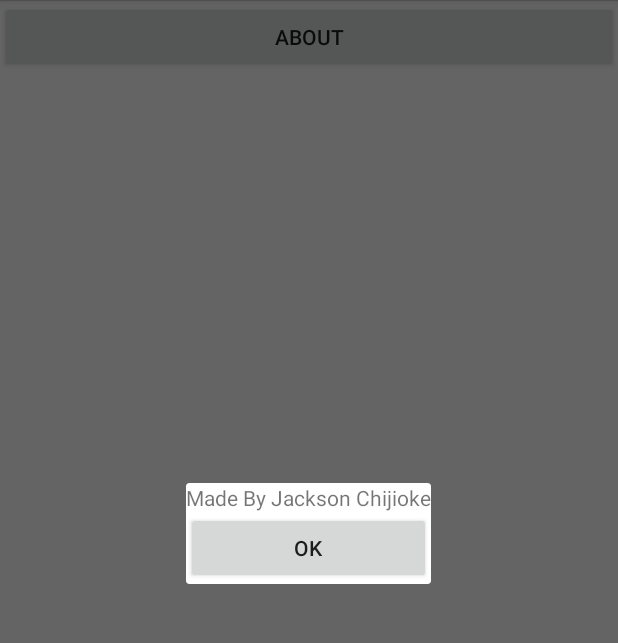
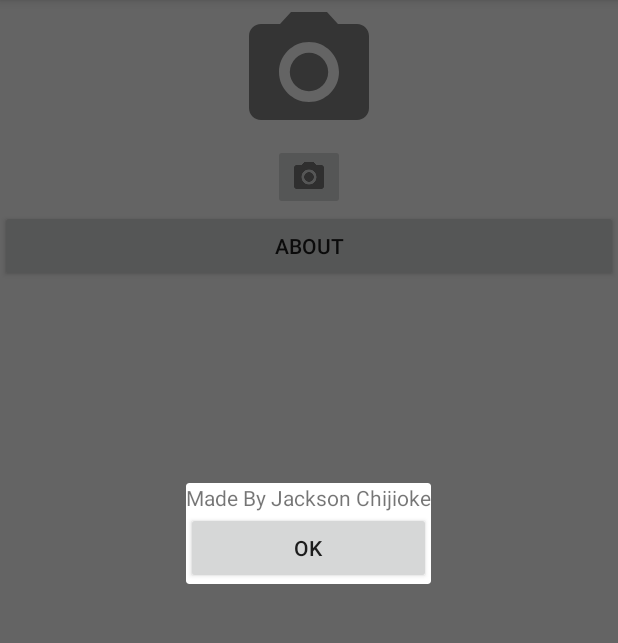
Before and after one commit to JacksonRye/ListNote, an Android app: the fragment SettingsFragment placed in its activity, after a tap on "ABOUT", on a phone screen of 412 x 824 dp, the part 84-727 px from its top. Run offline under Robolectric (Android 15) with nearby library versions, the phone set to English and light mode, and no system bars; our stand-ins replace CircleImageView, Room's generated code; 1 statement that could not run was skipped.

Commit message:
Added profile picture functionality

```diff
--- a/app/build.gradle
+++ b/app/build.gradle
@@ -49,4 +49,7 @@ dependencies {
     androidTestImplementation 'androidx.test.ext:junit:1.1.1'
     androidTestImplementation 'androidx.test.espresso:espresso-core:3.2.0'
     implementation 'androidx.recyclerview:recyclerview:1.1.0'
+    implementation 'de.hdodenhof:circleimageview:3.0.0'
+
+
 }
--- a/app/src/main/java/com/computerwizards/listnote/NoteRepository.kt
+++ b/app/src/main/java/com/computerwizards/listnote/NoteRepository.kt
@@ -4,7 +4,7 @@ import android.content.Context
 import androidx.lifecycle.LiveData
 import androidx.room.Room
 import com.computerwizards.listnote.database.NoteDatabase
-import java.lang.IllegalStateException
+import java.io.File
 import java.util.*
 import java.util.concurrent.Executors
 
@@ -20,10 +20,13 @@ class NoteRepository private constructor(context: Context) {
 
     private val noteDoa = database.noteDao()
     private val executor = Executors.newSingleThreadExecutor()
+    private val filesDir = context.applicationContext.filesDir
 
     fun getNotes(): LiveData<List<Note>> = noteDoa.getNotes()
 
     fun getNote(id: UUID): LiveData<Note?> = noteDoa.getNote(id)
+
+    fun getPhotoFile(): File = File(filesDir, "image")
 
     fun updateNote(note: Note) {
         executor.execute {
--- a/app/src/main/java/com/computerwizards/listnote/SettingsFragment.kt
+++ b/app/src/main/java/com/computerwizards/listnote/SettingsFragment.kt
@@ -1,21 +1,35 @@
 package com.computerwizards.listnote
 
+import android.app.Activity.RESULT_OK
+import android.content.Intent
+import android.content.pm.PackageManager
+import android.content.pm.ResolveInfo
+import android.net.Uri
 import android.os.Bundle
+import android.provider.MediaStore
 import android.view.LayoutInflater
 import android.view.View
 import android.view.ViewGroup
 import android.widget.Button
-import android.widget.ImageView
+import android.widget.ImageButton
+import androidx.core.content.FileProvider
 import androidx.fragment.app.Fragment
 import androidx.fragment.app.viewModels
+import de.hdodenhof.circleimageview.CircleImageView
+import java.io.File
+
 
 private const val REQUEST_ABOUT = 0
+private const val REQUEST_IMAGE_CAPTURE = 1
 private const val DIALOG_ABOUT = "dialog_about"
 
 class SettingsFragment : Fragment() {
 
-    private lateinit var profileImage: ImageView
+    private lateinit var profileImage: CircleImageView
     private lateinit var aboutButton: Button
+    private lateinit var cameraButton: ImageButton
+    private lateinit var photoFile: File
+    private lateinit var photoUri: Uri
     private val settingsViewModel: SettingsViewModel by viewModels<SettingsViewModel>()
 
     override fun onCreateView(
@@ -27,15 +41,88 @@ class SettingsFragment : Fragment() {
         val view = inflater.inflate(R.layout.fragment_settings, container, false)
 
         aboutButton = view.findViewById(R.id.about_button)
-
+        profileImage = view.findViewById(R.id.profile_image)
+        cameraButton = view.findViewById(R.id.camera_button)
 
 
         return view
 
     }
 
+    override fun onViewCreated(view: View, savedInstanceState: Bundle?) {
+        super.onViewCreated(view, savedInstanceState)
+
+        val noteRepository = NoteRepository.get()
+
+        photoFile = noteRepository.getPhotoFile()
+        photoUri = FileProvider.getUriForFile(
+            requireActivity(),
+            "com.computerwizards.listnote.fileprovider",
+            photoFile
+        )
+        updateUI()
+
+    }
+
+    private fun updateUI() {
+        updatePhotoView()
+    }
+
+    private fun updatePhotoView() {
+        if (photoFile.exists()) {
+            val bitmap = getScaledBitmap(photoFile.path, requireActivity())
+            profileImage.setImageBitmap(bitmap)
+        } else {
+            profileImage.setImageDrawable(null)
+        }
+    }
+
+
+    override fun onActivityResult(requestCode: Int, resultCode: Int, data: Intent?) {
+        if (requestCode == REQUEST_IMAGE_CAPTURE && resultCode == RESULT_OK) {
+//            val imageBitmap = data?.extras?.get("data") as Bitmap
+//            profileImage.setImageBitmap(imageBitmap)
+            updatePhotoView()
+        }
+    }
+
     override fun onStart() {
         super.onStart()
+
+        cameraButton.apply {
+            val packageManager: PackageManager = requireActivity().packageManager
+
+            val captureImage = Intent(MediaStore.ACTION_IMAGE_CAPTURE)
+            val resolvedActivity: ResolveInfo? =
+                packageManager.resolveActivity(
+                    captureImage,
+                    PackageManager.MATCH_DEFAULT_ONLY
+                )
+            if (resolvedActivity == null) {
+                isEnabled = false
+            }
+
+            setOnClickListener {
+                captureImage.putExtra(MediaStore.EXTRA_OUTPUT, photoUri)
+
+                val cameraActivities: List<ResolveInfo> =
+                    packageManager.queryIntentActivities(
+                        captureImage,
+                        PackageManager.MATCH_DEFAULT_ONLY
+                    )
+
+                for (cameraActivity in cameraActivities) {
+                    requireActivity().grantUriPermission(
+                        cameraActivity.activityInfo.packageName,
+                        photoUri,
+                        Intent.FLAG_GRANT_WRITE_URI_PERMISSION
+                    )
+
+                    startActivityForResult(captureImage, REQUEST_IMAGE_CAPTURE)
+                }
+            }
+
+        }
 
         aboutButton.setOnClickListener {
             AboutDialog.newInstance().apply {
--- /dev/null
+++ b/app/src/main/res/drawable-anydpi/ic_camera.xml
@@ -0,0 +1,14 @@
+<vector xmlns:android="http://schemas.android.com/apk/res/android"
+    android:width="24dp"
+    android:height="24dp"
+    android:alpha="0.6"
+    android:tint="#333333"
+    android:viewportWidth="24"
+    android:viewportHeight="24">
+    <path
+        android:fillColor="#FF000000"
+        android:pathData="M12,12m-3.2,0a3.2,3.2 0,1 1,6.4 0a3.2,3.2 0,1 1,-6.4 0" />
+    <path
+        android:fillColor="#FF000000"
+        android:pathData="M9,2L7.17,4L4,4c-1.1,0 -2,0.9 -2,2v12c0,1.1 0.9,2 2,2h16c1.1,0 2,-0.9 2,-2L22,6c0,-1.1 -0.9,-2 -2,-2h-3.17L15,2L9,2zM12,17c-2.76,0 -5,-2.24 -5,-5s2.24,-5 5,-5 5,2.24 5,5 -2.24,5 -5,5z" />
+</vector>
--- a/app/src/main/res/layout/fragment_settings.xml
+++ b/app/src/main/res/layout/fragment_settings.xml
@@ -1,15 +1,29 @@
 <?xml version="1.0" encoding="utf-8"?>
 <LinearLayout xmlns:android="http://schemas.android.com/apk/res/android"
-    xmlns:app="http://schemas.android.com/apk/res-auto"
     android:layout_width="match_parent"
     android:layout_height="match_parent"
     android:orientation="vertical">
 
-    <ImageView
-        android:id="@+id/profile_image"
+    <FrameLayout
         android:layout_width="match_parent"
+        android:layout_height="wrap_content">
+
+        <de.hdodenhof.circleimageview.CircleImageView
+            android:id="@+id/profile_image"
+            android:layout_width="96dp"
+            android:layout_height="96dp"
+            android:layout_gravity="center"
+            android:background="@drawable/ic_camera" />
+
+
+    </FrameLayout>
+
+    <ImageButton
+        android:id="@+id/camera_button"
+        android:layout_width="wrap_content"
+        android:layout_gravity="center"
         android:layout_height="wrap_content"
-        app:srcCompat="?attr/colorButtonNormal" />
+        android:src="@drawable/ic_camera" />
 
     <Button
         android:id="@+id/about_button"
```
Also changed, not shown: app/src/main/AndroidManifest.xml (+15 -0 lines), app/src/main/java/com/computerwizards/listnote/PictureUtils.kt (added, +46 -0 lines), app/src/main/res/xml/file_paths.xml (added, +7 -0 lines), app/src/main/res/drawable-hdpi/ic_camera.png (added), app/src/main/res/drawable-mdpi/ic_camera.png (added), app/src/main/res/drawable-xhdpi/ic_camera.png (added), app/src/main/res/drawable-xxhdpi/ic_camera.png (added).
